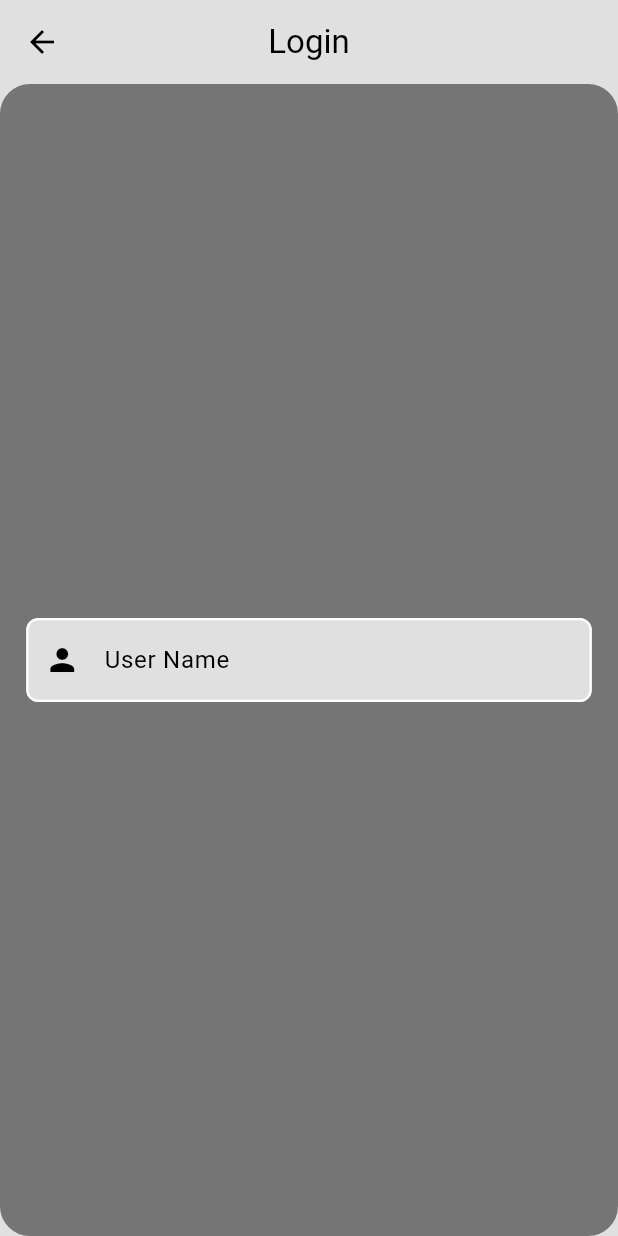
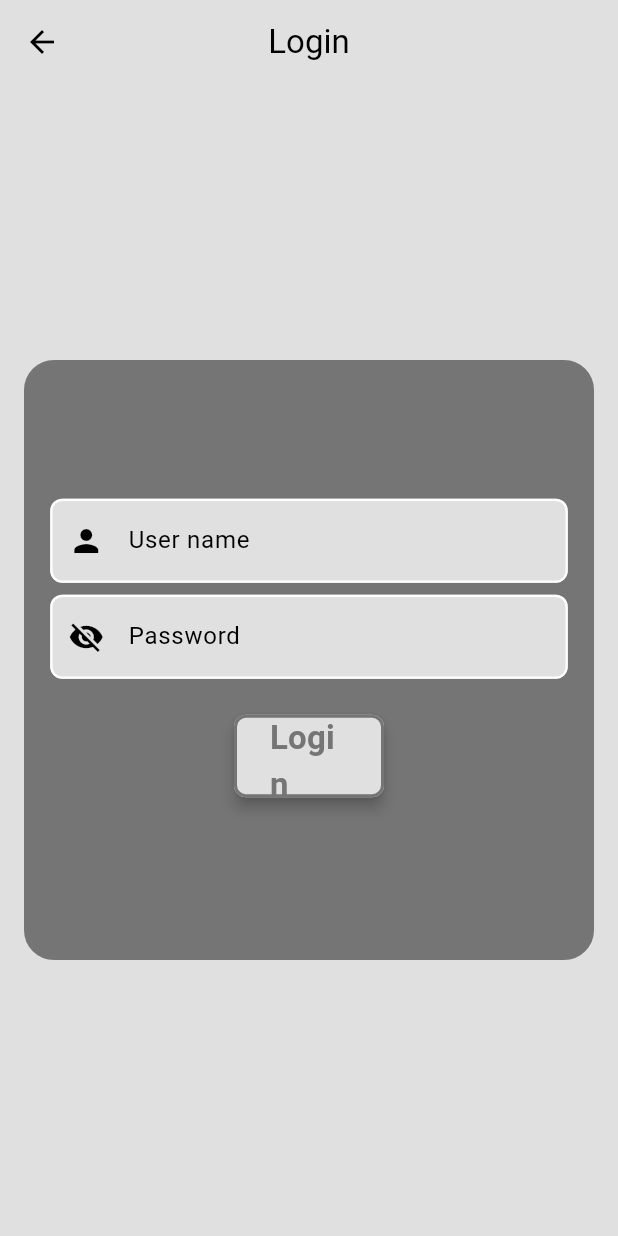
Before and after one commit to MoEhab74/mitch_E-Commerce, a Flutter app: the LoginPage screen opened directly, on a phone screen of 412 x 824 dp. Run offline on Flutter 3.47's test engine with Material 3 defaults, Android fonts, the phone set to English and light mode, and no system bars; our stand-ins replace animate_do, dio, flutter_bloc; project files that could hold a hidden picture were left out.

Commit message:
Create custom widgets for TextFormField and app button and snack bar message

```diff
--- /dev/null
+++ b/lib/components/app_button.dart
@@ -0,0 +1,42 @@
+import 'package:flutter/material.dart';
+
+class AppButton extends StatelessWidget {
+  const AppButton({super.key, required this.title, required this.snackBarMessage, this.onPressed});
+  final String title;
+  final String snackBarMessage;
+  final  void Function()? onPressed;
+
+
+  @override
+  Widget build(BuildContext context) {
+    return Padding(
+      padding: const EdgeInsets.all(16.0),
+      child: SizedBox(
+        width: 100,
+        height: 55,
+        child: ElevatedButton.icon(
+          style: ElevatedButton.styleFrom(
+            shape: RoundedRectangleBorder(
+              borderRadius: BorderRadius.circular(8),
+              side: BorderSide(
+                color: Theme.of(context).colorScheme.primary,
+                width: 2,
+              ),
+            ),
+            backgroundColor: Theme.of(context).colorScheme.surface,
+            elevation: 4,
+          ),
+          label: Text(
+            title,
+            style: TextStyle(
+              fontSize: 22,
+              fontWeight: FontWeight.w700,
+              color: Theme.of(context).colorScheme.primary,
+            ),
+          ),
+          onPressed: onPressed,
+        ),
+      ),
+    );
+  }
+}
--- /dev/null
+++ b/lib/components/my_text_form_field.dart
@@ -0,0 +1,43 @@
+import 'package:flutter/material.dart';
+
+class MyTextFormField extends StatelessWidget {
+  const MyTextFormField({
+    super.key,
+    required this.labelText,
+    required this.icon, this.obscureText = false,
+  });
+  final String labelText;
+  final IconData icon;
+  final bool? obscureText;
+
+  @override
+  Widget build(BuildContext context) {
+    return Padding(
+      padding: const EdgeInsets.only(bottom: 8),
+      child: TextFormField(
+        decoration: InputDecoration(
+          filled: true,
+          fillColor: Theme.of(context).colorScheme.surface,
+          border: OutlineInputBorder(),
+          labelText: labelText,
+          prefixIcon: Icon(icon),
+          enabledBorder: OutlineInputBorder(
+            borderSide: BorderSide(color: Colors.white, width: 1.5),
+            borderRadius: BorderRadius.all(Radius.circular(8)),
+          ),
+          focusedBorder: OutlineInputBorder(
+            borderSide: BorderSide(color: Colors.white, width: 1.5),
+            borderRadius: BorderRadius.all(Radius.circular(8)),
+          ),
+          errorBorder: OutlineInputBorder(
+            borderSide: BorderSide(
+              color: Theme.of(context).colorScheme.error,
+              width: 1.5,
+            ),
+            borderRadius: BorderRadius.all(Radius.circular(8)),
+          ),
+        ),
+      ),
+    );
+  }
+}
--- /dev/null
+++ b/lib/helper/snack_bar_message.dart
@@ -0,0 +1,12 @@
+import 'package:flutter/material.dart';
+
+showSnackBar(BuildContext context, { required String message}) {
+  return ScaffoldMessenger.of(context).showSnackBar(
+    SnackBar(
+      content: Text(message),
+      behavior: SnackBarBehavior.floating,
+      backgroundColor: Theme.of(context).colorScheme.onSurface,
+      duration: const Duration(seconds: 1),
+    ),
+  );
+}
--- a/lib/main.dart
+++ b/lib/main.dart
@@ -4,6 +4,7 @@ import 'package:minimal_e_commerce/cubits/cart/cart_cubit.dart';
 import 'package:minimal_e_commerce/cubits/shop/shop_cubit.dart';
 import 'package:minimal_e_commerce/pages/cart_page.dart';
 import 'package:minimal_e_commerce/pages/favourites_page.dart';
+import 'package:minimal_e_commerce/pages/login_page.dart';
 import 'package:minimal_e_commerce/pages/onboarding_page.dart';
 import 'package:minimal_e_commerce/pages/shop_page.dart';
 import 'package:minimal_e_commerce/theme/dark_theme.dart';
@@ -37,6 +38,7 @@ class MyApp extends StatelessWidget {
           ShopPage.routeName: (context) => ShopPage(),
           CartPage.routeName: (context) => CartPage(),
           FavouritesPage.routeName: (context) => FavouritesPage(),
+          LoginPage.routeName: (context) => LoginPage(),
         },
         theme: lightMode,
         darkTheme: darkMode,
--- a/lib/pages/login_page.dart
+++ b/lib/pages/login_page.dart
@@ -1,4 +1,9 @@
 import 'package:flutter/material.dart';
+import 'package:flutter_bloc/flutter_bloc.dart';
+import 'package:minimal_e_commerce/components/app_button.dart';
+import 'package:minimal_e_commerce/components/my_text_form_field.dart';
+import 'package:minimal_e_commerce/cubits/auth/auth_cubit.dart';
+import 'package:minimal_e_commerce/helper/snack_bar_message.dart';
 
 class LoginPage extends StatelessWidget {
   const LoginPage({super.key});
@@ -6,7 +11,9 @@ class LoginPage extends StatelessWidget {
 
   @override
   Widget build(BuildContext context) {
-    return Scaffold(
+    return BlocProvider(
+      create: (context) => AuthCubit(),
+      child: Scaffold(
         backgroundColor: Theme.of(context).colorScheme.surface,
         appBar: AppBar(
           title: const Text('Login'),
@@ -15,7 +22,10 @@ class LoginPage extends StatelessWidget {
           foregroundColor: Theme.of(context).colorScheme.secondary,
         ),
         body: Center(
+          child: Padding(
+            padding: const EdgeInsets.all(16.0),
             child: Container(
+              height: 400,
               padding: const EdgeInsets.all(16),
               decoration: BoxDecoration(
                 border: Border.all(
@@ -29,29 +39,30 @@ class LoginPage extends StatelessWidget {
                 mainAxisAlignment: MainAxisAlignment.center,
                 children: [
                   // userName textFormField
-              TextFormField(
-                decoration: InputDecoration(
-                  filled: true,
-                  fillColor: Theme.of(context).colorScheme.surface,
-                  border: OutlineInputBorder(),
-                  labelText: 'User Name',
-                  prefixIcon: Icon(Icons.person),
-                  enabledBorder: OutlineInputBorder(
-                    borderSide: BorderSide(color: Colors.white, width: 1.5),
-                    borderRadius: BorderRadius.all(Radius.circular(8)),
+                  MyTextFormField(labelText: 'User name', icon: Icons.person),
+
+                  // Password textFormField
+                  MyTextFormField(
+                    labelText: 'Password',
+                    icon: Icons.visibility_off,
+                    obscureText: true,
                   ),
-                  focusedBorder: OutlineInputBorder(
-                    borderSide: BorderSide(color: Colors.white, width: 1.5),
-                    borderRadius: BorderRadius.all(Radius.circular(8)),
+
+                  // Login button
+                  AppButton(
+                    title: 'Login',
+                    snackBarMessage: 'Logged in successfully',
+                    onPressed: () {
+                      // Trigger cubit method
+                      // context.read<AuthCubit>().loginUser();
+                      // show snackbar
+                      showSnackBar(context,
+                          message: 'Logged in successfully');
+                    },
+                  ),
+                ],
               ),
             ),
-
-              ),
-
-              // Password textFormField
-
-              // Login button
-            ],
           ),
         ),
       ),
--- a/lib/pages/onboarding_page.dart
+++ b/lib/pages/onboarding_page.dart
@@ -1,5 +1,6 @@
 import 'package:flutter/material.dart';
 import 'package:minimal_e_commerce/components/ny_buttom.dart';
+import 'package:minimal_e_commerce/pages/login_page.dart';
 import 'package:minimal_e_commerce/pages/shop_page.dart';
 
 class OnBoardingPage extends StatelessWidget {
@@ -46,7 +47,7 @@ class OnBoardingPage extends StatelessWidget {
             ),
             const SizedBox(height: 32),
             MyButtom(
-              onTap: () => Navigator.pushNamed(context, ShopPage.routeName),
+              onTap: () => Navigator.pushNamed(context, LoginPage.routeName),
             )
           ],
         ),
```
Lines whose indentation alone changed are shown as unchanged.
